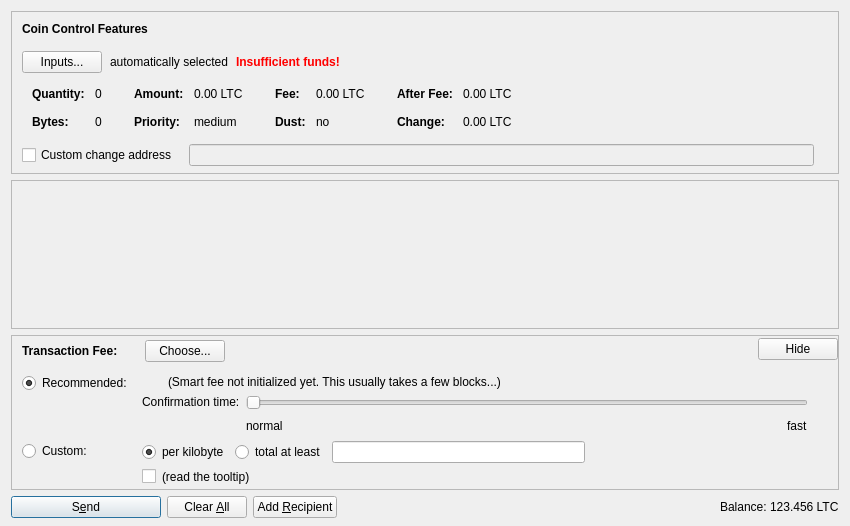
Qt form src/qt/forms/sendcoinsdialog.ui (tealcoin-project/litecore-litecoin) before a commit.
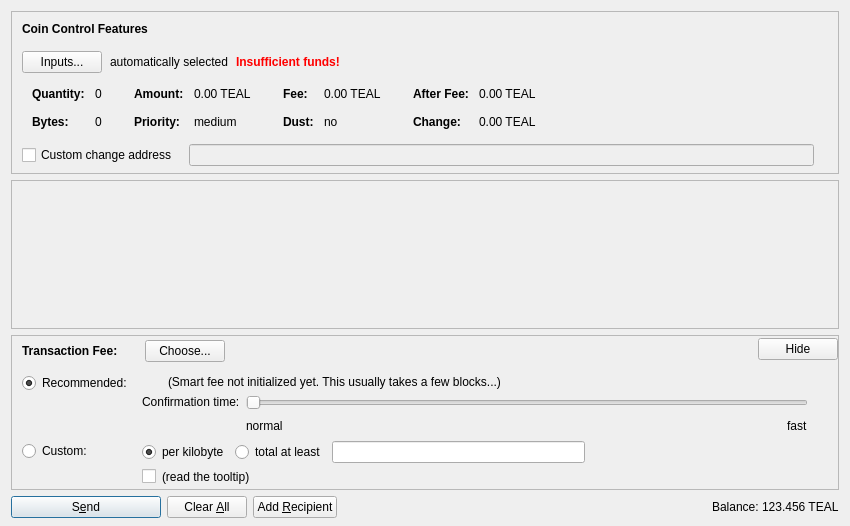
The same form after that commit. Icons and pictures are not drawn. Custom widgets are drawn as their Qt base class.

The edit to the form file:
```diff
--- a/src/qt/forms/sendcoinsdialog.ui
+++ b/src/qt/forms/sendcoinsdialog.ui
@@ -324,7 +324,7 @@
                   <enum>Qt::ActionsContextMenu</enum>
                  </property>
                  <property name="text">
-                  <string notr="true">0.00 LTC</string>
+                  <string notr="true">0.00 TEAL</string>
                  </property>
                  <property name="textInteractionFlags">
                   <set>Qt::LinksAccessibleByMouse|Qt::TextSelectableByKeyboard|Qt::TextSelectableByMouse</set>
@@ -404,7 +404,7 @@
                   <enum>Qt::ActionsContextMenu</enum>
                  </property>
                  <property name="text">
-                  <string notr="true">0.00 LTC</string>
+                  <string notr="true">0.00 TEAL</string>
                  </property>
                  <property name="textInteractionFlags">
                   <set>Qt::LinksAccessibleByMouse|Qt::TextSelectableByKeyboard|Qt::TextSelectableByMouse</set>
@@ -484,7 +484,7 @@
                   <enum>Qt::ActionsContextMenu</enum>
                  </property>
                  <property name="text">
-                  <string notr="true">0.00 LTC</string>
+                  <string notr="true">0.00 TEAL</string>
                  </property>
                  <property name="textInteractionFlags">
                   <set>Qt::LinksAccessibleByMouse|Qt::TextSelectableByKeyboard|Qt::TextSelectableByMouse</set>
@@ -513,7 +513,7 @@
                   <enum>Qt::ActionsContextMenu</enum>
                  </property>
                  <property name="text">
-                  <string notr="true">0.00 LTC</string>
+                  <string notr="true">0.00 TEAL</string>
                  </property>
                  <property name="textInteractionFlags">
                   <set>Qt::LinksAccessibleByMouse|Qt::TextSelectableByKeyboard|Qt::TextSelectableByMouse</set>
@@ -1299,7 +1299,7 @@
           <cursorShape>IBeamCursor</cursorShape>
          </property>
          <property name="text">
-          <string notr="true">123.456 LTC</string>
+          <string notr="true">123.456 TEAL</string>
          </property>
          <property name="textInteractionFlags">
           <set>Qt::LinksAccessibleByMouse|Qt::TextSelectableByKeyboard|Qt::TextSelectableByMouse</set>
```
